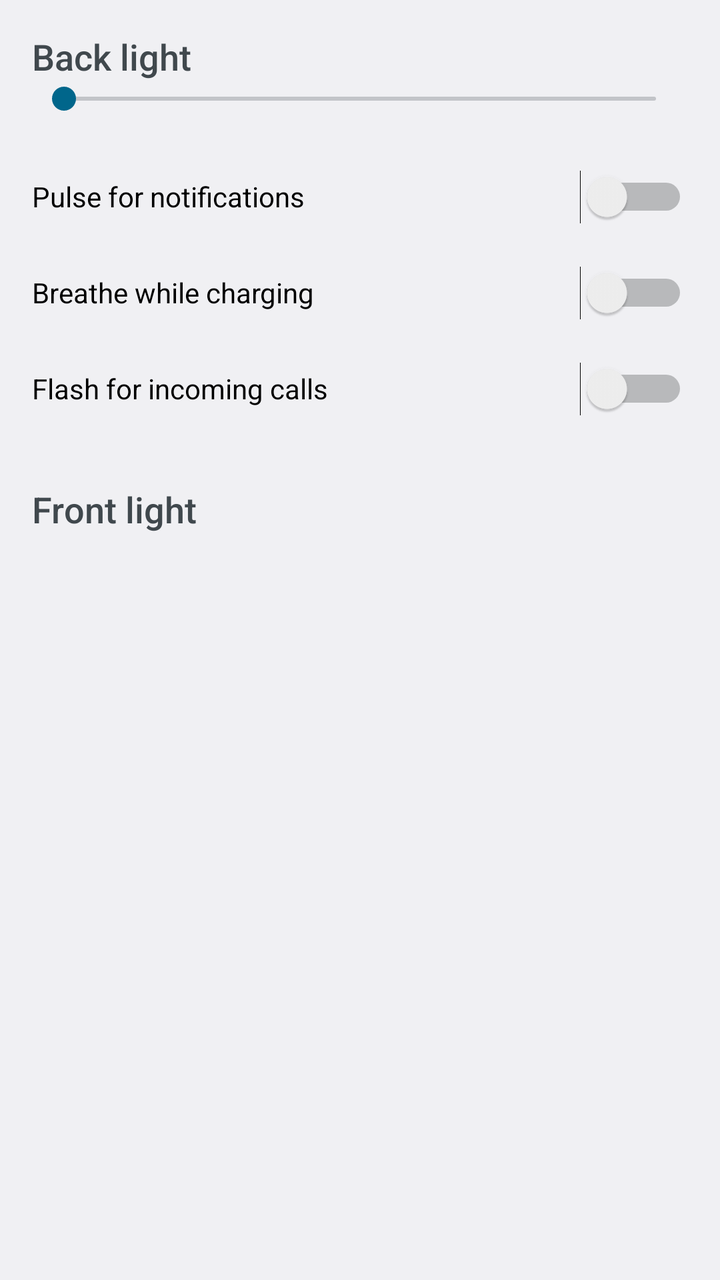
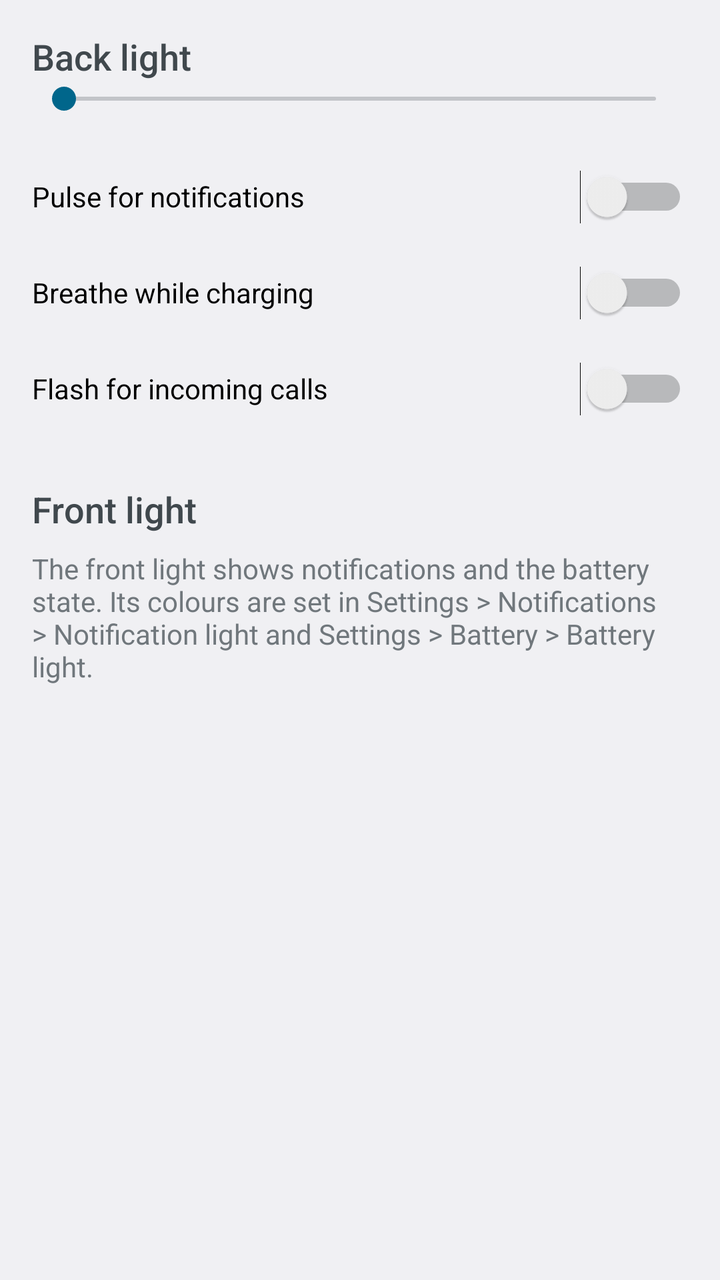

Before-and-after screenshots of an Android layout around one commit, followed by the original layout XML and the change that was made.
<!-- AndroidManifest.xml: activity theme android:Theme.DeviceDefault.DayNight -->
<!-- res/layout/activity_ledbelt.xml -->
<?xml version="1.0" encoding="utf-8"?>
<ScrollView xmlns:android="http://schemas.android.com/apk/res/android"
    android:layout_width="match_parent"
    android:layout_height="match_parent">

<LinearLayout
    android:layout_width="match_parent"
    android:layout_height="wrap_content"
    android:orientation="vertical"
    android:padding="16dp">

    <TextView
        android:layout_width="wrap_content"
        android:layout_height="wrap_content"
        android:text="@string/back_light_title"
        android:textAppearance="?android:attr/textAppearanceMedium" />

    <SeekBar
        android:id="@+id/brightness"
        android:layout_width="match_parent"
        android:layout_height="wrap_content" />

    <Switch
        android:id="@+id/fx_notification"
        android:layout_width="match_parent"
        android:layout_height="wrap_content"
        android:layout_marginTop="16dp"
        android:minHeight="48dp"
        android:text="@string/fx_notification" />

    <Switch
        android:id="@+id/fx_charging"
        android:layout_width="match_parent"
        android:layout_height="wrap_content"
        android:minHeight="48dp"
        android:text="@string/fx_charging" />

    <Switch
        android:id="@+id/fx_call"
        android:layout_width="match_parent"
        android:layout_height="wrap_content"
        android:minHeight="48dp"
        android:text="@string/fx_call" />

    <TextView
        android:layout_width="wrap_content"
        android:layout_height="wrap_content"
        android:layout_marginTop="24dp"
        android:text="@string/front_light_title"
        android:textAppearance="?android:attr/textAppearanceMedium" />

    <LinearLayout
        android:id="@+id/front_container"
        android:layout_width="match_parent"
        android:layout_height="wrap_content"
        android:orientation="vertical" />
</LinearLayout>
</ScrollView>
<!-- resources referenced by this layout -->
<resources>
  <string name="back_light_title">Back light</string>
  <string name="front_light_title">Front light</string>
  <string name="fx_call">Flash for incoming calls</string>
  <string name="fx_charging">Breathe while charging</string>
  <string name="fx_notification">Pulse for notifications</string>
</resources>

<!-- the commit's change to res/layout/activity_ledbelt.xml (unified diff, before → after) -->
@@ -49,10 +49,10 @@
         android:text="@string/front_light_title"
         android:textAppearance="?android:attr/textAppearanceMedium" />
 
-    <LinearLayout
-        android:id="@+id/front_container"
-        android:layout_width="match_parent"
+    <TextView
+        android:layout_width="wrap_content"
         android:layout_height="wrap_content"
-        android:orientation="vertical" />
+        android:layout_marginTop="8dp"
+        android:text="@string/front_light_help" />
 </LinearLayout>
 </ScrollView>
<!-- resource entries referenced after the edit -->
@@ -1,6 +1,7 @@
 <!-- resources referenced by this layout -->
 <resources>
   <string name="back_light_title">Back light</string>
+  <string name="front_light_help">The front light shows notifications and the battery state. Its colours are set in Settings &gt; Notifications &gt; Notification light and Settings &gt; Battery &gt; Battery light.</string>
   <string name="front_light_title">Front light</string>
   <string name="fx_call">Flash for incoming calls</string>
   <string name="fx_charging">Breathe while charging</string>
